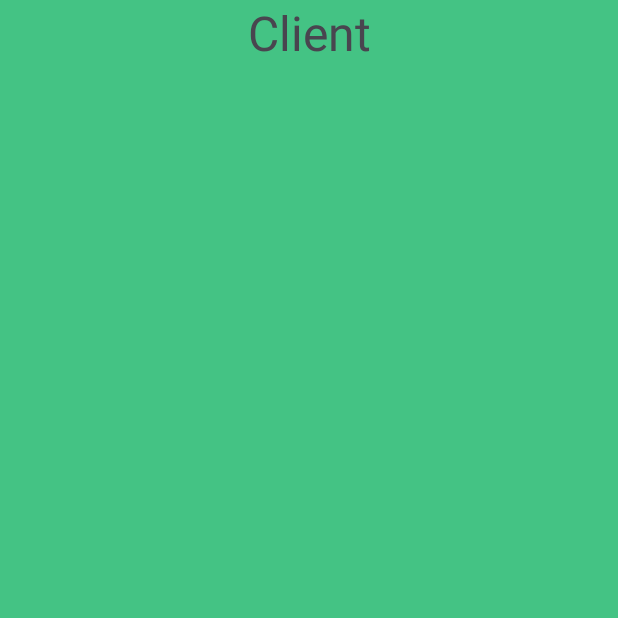
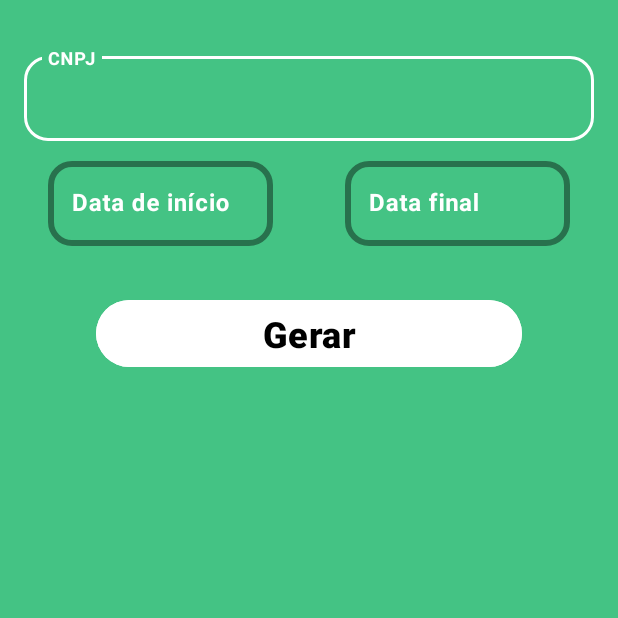
Before and after one commit to ecopoints-stem/ecopoints-system, an Android app: the fragment ClientFragment shown on its own in the app's theme, on a phone screen of 412 x 824 dp, the top half of it. Run offline under Robolectric (Android 15) with nearby library versions, the phone set to English and light mode, and no system bars; our stand-ins replace Dagger/Hilt's generated code.

Commit message:
primeira versão do gerar relatório por parte do client

```diff
--- a/app/app/src/main/res/layout/fragment_admin_report_client.xml
+++ b/app/app/src/main/res/layout/fragment_admin_report_client.xml
@@ -1,17 +1,128 @@
 <?xml version="1.0" encoding="utf-8"?>
 <androidx.constraintlayout.widget.ConstraintLayout xmlns:android="http://schemas.android.com/apk/res/android"
+    xmlns:app="http://schemas.android.com/apk/res-auto"
     android:layout_width="match_parent"
-    android:layout_height="match_parent"
-    xmlns:app="http://schemas.android.com/apk/res-auto">
+    android:layout_height="match_parent">
 
-    <TextView
-        app:layout_constraintTop_toTopOf="parent"
+    <com.google.android.material.textfield.TextInputLayout
+        android:id="@+id/tilCnpj"
+        android:layout_width="match_parent"
+        android:layout_height="wrap_content"
+        android:layout_marginStart="16dp"
+        android:layout_marginTop="32dp"
+        android:layout_marginEnd="16dp"
+        android:layout_marginBottom="16dp"
+        android:hint="CNPJ"
+        android:textColorHint="@color/white"
+        app:boxBackgroundMode="outline"
+        app:boxCornerRadiusBottomEnd="16dp"
+        app:boxCornerRadiusBottomStart="16dp"
+        app:boxCornerRadiusTopEnd="16dp"
+        app:boxCornerRadiusTopStart="16dp"
+        app:boxStrokeColor="@color/white"
+        app:boxStrokeWidth="4dp"
+        app:hintTextColor="@color/white"
+        app:layout_constraintTop_toTopOf="parent">
+
+        <com.google.android.material.textfield.TextInputEditText
+            android:id="@+id/edtCnpj"
+            android:layout_width="match_parent"
+            android:layout_height="wrap_content"
+            android:inputType="number"
+            android:maxLines="1"
+            android:textColor="@color/white"
+            android:textSize="16sp"
+            android:textStyle="bold" />
+
+    </com.google.android.material.textfield.TextInputLayout>
+
+    <com.google.android.material.textfield.TextInputLayout
+        android:id="@+id/tilStartDate"
+        android:layout_width="150dp"
+        android:layout_height="wrap_content"
+        android:layout_marginStart="16dp"
+        android:layout_marginTop="8dp"
+        android:layout_marginEnd="16dp"
+        android:layout_marginBottom="16dp"
+        android:hint="Data de início"
+        android:textColorHint="@color/white"
+        app:boxBackgroundMode="outline"
+        app:boxCornerRadiusBottomEnd="16dp"
+        app:boxCornerRadiusBottomStart="16dp"
+        app:boxCornerRadiusTopEnd="16dp"
+        app:boxCornerRadiusTopStart="16dp"
+        app:boxStrokeColor="@color/white"
+        app:boxStrokeWidth="4dp"
+        app:hintTextColor="@color/white"
+        app:layout_constraintEnd_toStartOf="@id/tilEndDate"
         app:layout_constraintStart_toStartOf="parent"
+        app:layout_constraintTop_toBottomOf="@id/tilCnpj">
+
+        <com.google.android.material.textfield.TextInputEditText
+            android:id="@+id/edtStartDate"
+            android:layout_width="match_parent"
+            android:layout_height="wrap_content"
+            android:inputType="date"
+            android:maxLines="1"
+            android:textColor="@color/white"
+            android:textSize="16sp"
+            android:textStyle="bold" />
+
+    </com.google.android.material.textfield.TextInputLayout>
+
+    <com.google.android.material.textfield.TextInputLayout
+        android:id="@+id/tilEndDate"
+        android:layout_width="150dp"
+        android:layout_height="wrap_content"
+        android:layout_marginStart="16dp"
+        android:layout_marginTop="8dp"
+        android:layout_marginEnd="16dp"
+        android:layout_marginBottom="16dp"
+        android:hint="Data final"
+        android:textColorHint="@color/white"
+        app:boxBackgroundMode="outline"
+        app:boxCornerRadiusBottomEnd="16dp"
+        app:boxCornerRadiusBottomStart="16dp"
+        app:boxCornerRadiusTopEnd="16dp"
+        app:boxCornerRadiusTopStart="16dp"
+        app:boxStrokeColor="@color/white"
+        app:boxStrokeWidth="4dp"
+        app:hintTextColor="@color/white"
         app:layout_constraintEnd_toEndOf="parent"
-        android:id="@+id/tvHello"
-        android:textSize="32sp"
-        android:text="Client"
-        android:layout_width="wrap_content"
-        android:layout_height="wrap_content"/>
+        app:layout_constraintStart_toEndOf="@id/tilStartDate"
+        app:layout_constraintTop_toBottomOf="@id/tilCnpj">
+
+        <com.google.android.material.textfield.TextInputEditText
+            android:id="@+id/edtEndDate"
+            android:layout_width="match_parent"
+            android:layout_height="wrap_content"
+            android:inputType="date"
+            android:maxLines="1"
+            android:textColor="@color/white"
+            android:textSize="16sp"
+            android:textStyle="bold" />
+
+    </com.google.android.material.textfield.TextInputLayout>
+
+    <com.google.android.material.button.MaterialButton
+        android:id="@+id/btEditProfile"
+        android:layout_width="match_parent"
+        android:layout_height="wrap_content"
+        android:layout_marginStart="64dp"
+        android:layout_marginTop="32dp"
+        android:layout_marginEnd="64dp"
+        android:layout_marginBottom="16dp"
+        android:backgroundTint="@color/white"
+        android:clickable="true"
+        android:focusable="true"
+        android:foreground="?attr/selectableItemBackground"
+        android:text="Gerar"
+        android:textColor="@color/black"
+        android:textSize="24sp"
+        android:textStyle="bold"
+        app:layout_constraintTop_toBottomOf="@id/tilStartDate"
+        app:layout_constraintEnd_toEndOf="@id/tilEndDate"
+        app:layout_constraintStart_toStartOf="@id/tilStartDate" />
+
 
 </androidx.constraintlayout.widget.ConstraintLayout>
```
